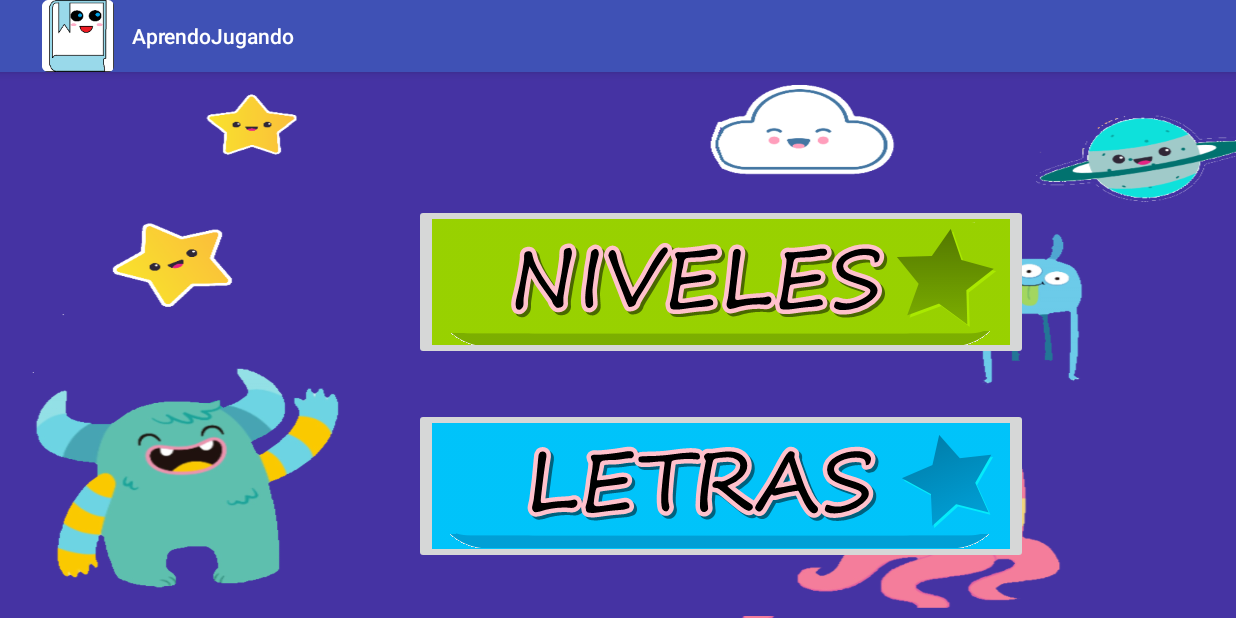
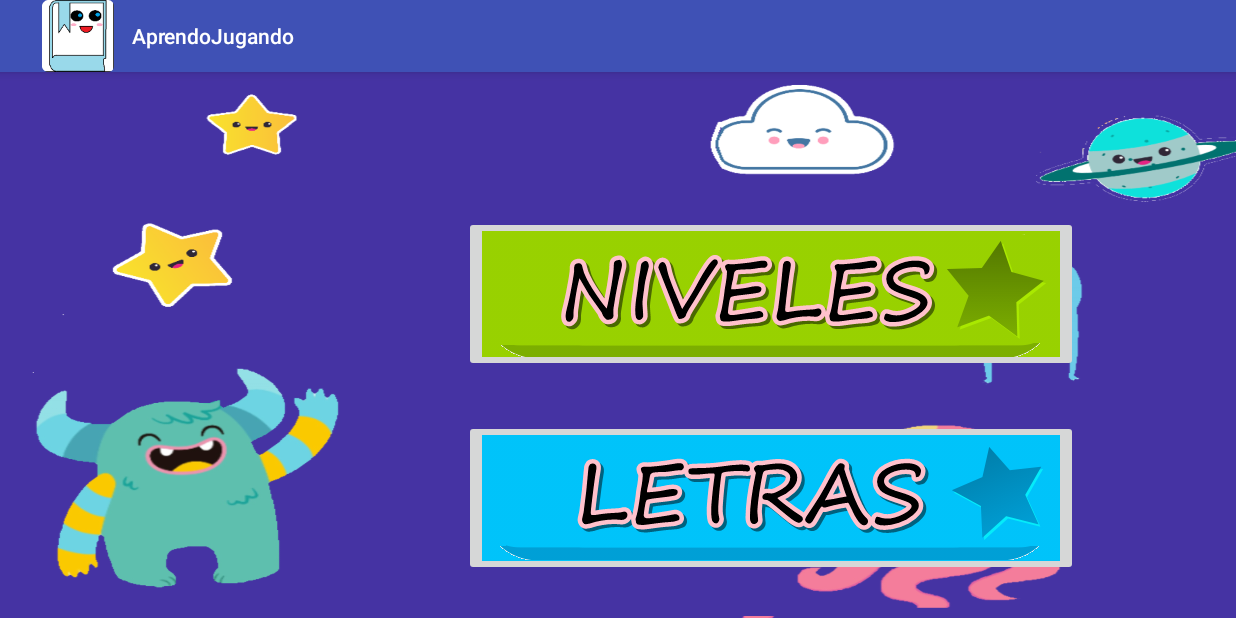
Before and after one commit to ManiCalavera/AprendoJugando, an Android app: the screen it shows after launch (MainActivity), on a phone screen of 824 x 412 dp (held sideways). Run offline under Robolectric (Android 15) with nearby library versions, the phone set to English and light mode, and no system bars.

Commit message:
Cambios en los botones
se siguió agregando cambios en los botones

```diff
--- a/app/src/main/java/com/example/aprendojugando/MainActivity.java
+++ b/app/src/main/java/com/example/aprendojugando/MainActivity.java
@@ -19,7 +19,7 @@ public class MainActivity extends AppCompatActivity {
         super.onCreate(savedInstanceState);
         setContentView(R.layout.activity_main);
 
-        niveles = findViewById(R.id.nieveles);
+        niveles = findViewById(R.id.niveles);
         letras = findViewById(R.id.letras);
         acercade = findViewById(R.id.acercade);
 
--- a/app/src/main/res/layout/activity_main.xml
+++ b/app/src/main/res/layout/activity_main.xml
@@ -8,38 +8,18 @@
     android:background="@drawable/fondo1"
     tools:context=".MainActivity">
 
-    <android.support.constraint.Guideline
-        android:id="@+id/guideline"
-        android:layout_width="wrap_content"
-        android:layout_height="wrap_content"
-        android:orientation="vertical"
-        app:layout_constraintGuide_begin="481dp"
-        app:layout_constraintStart_toStartOf="parent"
-        app:layout_constraintTop_toTopOf="parent" />
-
-    <android.support.constraint.Barrier
-        android:id="@+id/barrier"
-        android:layout_width="wrap_content"
-        android:layout_height="wrap_content"
-        app:barrierDirection="top"
-        app:layout_constraintStart_toStartOf="parent"
-        app:layout_constraintTop_toTopOf="parent" />
-
-    <android.support.constraint.Barrier
-        android:id="@+id/barrier2"
-        android:layout_width="wrap_content"
-        android:layout_height="wrap_content"
-        app:barrierDirection="top"
-        app:layout_constraintStart_toStartOf="parent"
-        app:layout_constraintTop_toTopOf="parent" />
-
     <ImageButton
         android:id="@+id/niveles"
         android:layout_width="wrap_content"
         android:layout_height="wrap_content"
         android:layout_marginStart="276dp"
         android:layout_marginLeft="276dp"
-        android:layout_marginTop="88dp"
+        android:layout_marginTop="96dp"
+        android:layout_marginEnd="8dp"
+        android:layout_marginRight="8dp"
+        android:onClick="Niveles"
+        app:layout_constraintEnd_toEndOf="parent"
+        app:layout_constraintHorizontal_bias="0.255"
         app:layout_constraintLeft_toLeftOf="parent"
         app:layout_constraintStart_toStartOf="parent"
         app:layout_constraintTop_toTopOf="parent"
@@ -53,6 +33,11 @@
         android:layout_marginStart="276dp"
         android:layout_marginLeft="276dp"
         android:layout_marginTop="32dp"
+        android:layout_marginEnd="8dp"
+        android:layout_marginRight="8dp"
+        android:onClick="Letras"
+        app:layout_constraintEnd_toEndOf="parent"
+        app:layout_constraintHorizontal_bias="0.255"
         app:layout_constraintLeft_toLeftOf="parent"
         app:layout_constraintStart_toStartOf="parent"
         app:layout_constraintTop_toBottomOf="@+id/niveles"
@@ -65,6 +50,11 @@
         android:layout_marginStart="276dp"
         android:layout_marginLeft="276dp"
         android:layout_marginTop="32dp"
+        android:layout_marginEnd="8dp"
+        android:layout_marginRight="8dp"
+        android:onClick="Acercade"
+        app:layout_constraintEnd_toEndOf="parent"
+        app:layout_constraintHorizontal_bias="0.255"
         app:layout_constraintLeft_toLeftOf="parent"
         app:layout_constraintStart_toStartOf="parent"
         app:layout_constraintTop_toBottomOf="@+id/letras"
```
